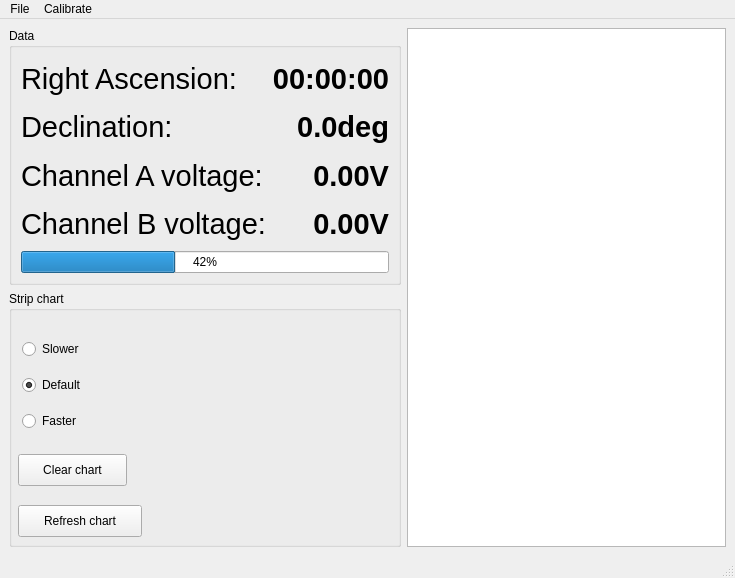
This is threepio/misc/layout.ui in finnjames/verdant-shores as Qt 5 draws it before an edit. The edited form follows.
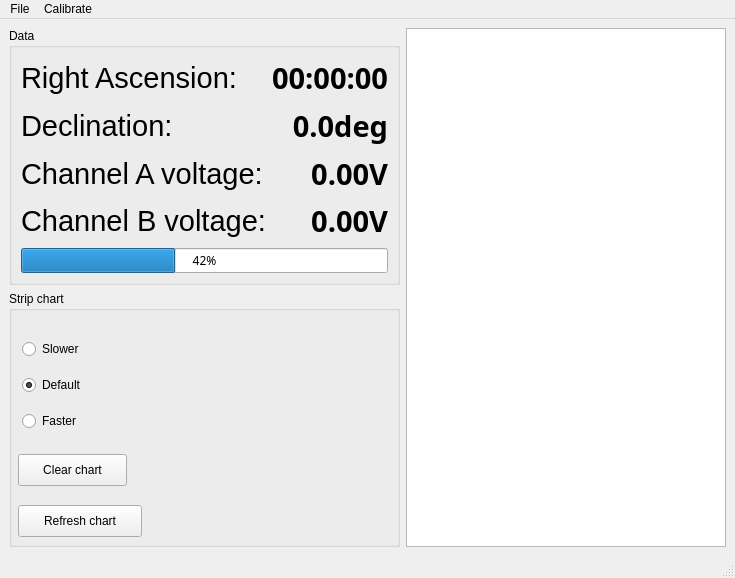
This is the edited form. Custom widgets are drawn as their Qt base class.

Patch:
```diff
--- a/threepio/misc/layout.ui
+++ b/threepio/misc/layout.ui
@@ -83,11 +83,12 @@
         <widget class="QLabel" name="dec_value">
          <property name="font">
           <font>
+           <family>SF Mono</family>
            <pointsize>22</pointsize>
            <weight>75</weight>
            <italic>false</italic>
            <bold>true</bold>
-           <kerning>true</kerning>
+           <kerning>false</kerning>
           </font>
          </property>
          <property name="text">
@@ -105,11 +106,12 @@
         <widget class="QLabel" name="channelA_value">
          <property name="font">
           <font>
+           <family>SF Mono</family>
            <pointsize>22</pointsize>
            <weight>75</weight>
            <italic>false</italic>
            <bold>true</bold>
-           <kerning>true</kerning>
+           <kerning>false</kerning>
           </font>
          </property>
          <property name="text">
@@ -127,11 +129,12 @@
         <widget class="QLabel" name="channelB_value">
          <property name="font">
           <font>
+           <family>SF Mono</family>
            <pointsize>22</pointsize>
            <weight>75</weight>
            <italic>false</italic>
            <bold>true</bold>
-           <kerning>true</kerning>
+           <kerning>false</kerning>
           </font>
          </property>
          <property name="text">
@@ -153,6 +156,11 @@
            <verstretch>0</verstretch>
           </sizepolicy>
          </property>
+         <property name="font">
+          <font>
+           <family>SF Mono</family>
+          </font>
+         </property>
          <property name="value">
           <number>42</number>
          </property>
@@ -162,11 +170,12 @@
         <widget class="QLabel" name="ra_value">
          <property name="font">
           <font>
+           <family>SF Mono</family>
            <pointsize>22</pointsize>
            <weight>75</weight>
            <italic>false</italic>
            <bold>true</bold>
-           <kerning>true</kerning>
+           <kerning>false</kerning>
           </font>
          </property>
          <property name="text">
```
Left out of the diff: 26 changed lines with no effect on the pictures.
